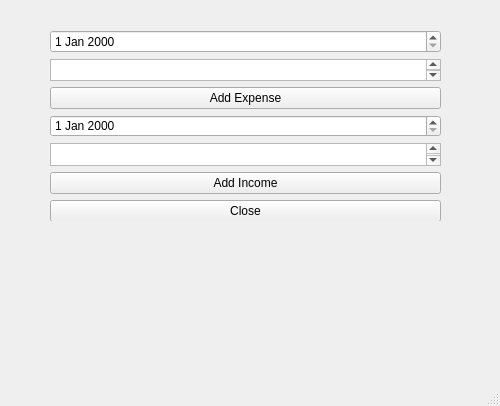
This is Design.ui in kaczikrol/Report-Generator as Qt 5 draws it before an edit. The edited form follows.
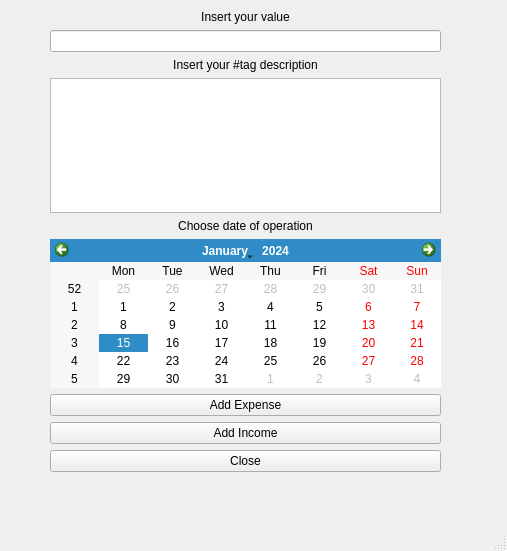
This is the edited form.

Diff of the .ui file:
```diff
--- a/Design.ui
+++ b/Design.ui
@@ -6,8 +6,8 @@
    <rect>
     <x>0</x>
     <y>0</y>
-    <width>500</width>
-    <height>406</height>
+    <width>507</width>
+    <height>551</height>
    </rect>
   </property>
   <property name="contextMenuPolicy">
@@ -24,44 +24,74 @@
     <property name="geometry">
      <rect>
       <x>50</x>
-      <y>30</y>
+      <y>10</y>
       <width>391</width>
-      <height>191</height>
+      <height>462</height>
      </rect>
     </property>
     <layout class="QGridLayout" name="gridLayout">
-     <item row="2" column="0">
+     <item row="7" column="0">
       <widget class="QPushButton" name="ExpenseButton">
        <property name="text">
         <string>Add Expense</string>
        </property>
       </widget>
      </item>
-     <item row="6" column="0">
+     <item row="9" column="0">
       <widget class="QPushButton" name="CloseButton">
        <property name="text">
         <string>Close</string>
        </property>
       </widget>
      </item>
-     <item row="0" column="0">
-      <widget class="QDateEdit" name="dateEdit"/>
-     </item>
-     <item row="5" column="0">
+     <item row="8" column="0">
       <widget class="QPushButton" name="IncomeButton">
        <property name="text">
         <string>Add Income</string>
        </property>
       </widget>
      </item>
+     <item row="2" column="0">
+      <widget class="QLabel" name="TagDescriptionLabel">
+       <property name="text">
+        <string>Insert your #tag description</string>
+       </property>
+       <property name="alignment">
+        <set>Qt::AlignCenter</set>
+       </property>
+      </widget>
+     </item>
      <item row="3" column="0">
-      <widget class="QDateEdit" name="dateEdit_2"/>
+      <widget class="QTextEdit" name="TagEdit"/>
+     </item>
+     <item row="0" column="0">
+      <widget class="QLabel" name="ValueLabel">
+       <property name="text">
+        <string>Insert your value</string>
+       </property>
+       <property name="scaledContents">
+        <bool>false</bool>
+       </property>
+       <property name="alignment">
+        <set>Qt::AlignCenter</set>
+       </property>
+      </widget>
+     </item>
+     <item row="5" column="0">
+      <widget class="QCalendarWidget" name="CalendarWidget"/>
      </item>
      <item row="1" column="0">
-      <widget class="QPlainTextEdit" name="plainTextEdit"/>
+      <widget class="QLineEdit" name="ValueEdit"/>
      </item>
      <item row="4" column="0">
-      <widget class="QPlainTextEdit" name="plainTextEdit_2"/>
+      <widget class="QLabel" name="CalendarLabel">
+       <property name="text">
+        <string>Choose date of operation</string>
+       </property>
+       <property name="alignment">
+        <set>Qt::AlignCenter</set>
+       </property>
+      </widget>
      </item>
     </layout>
    </widget>
```
Left out of the diff: 2 changed lines with no effect on the pictures.
